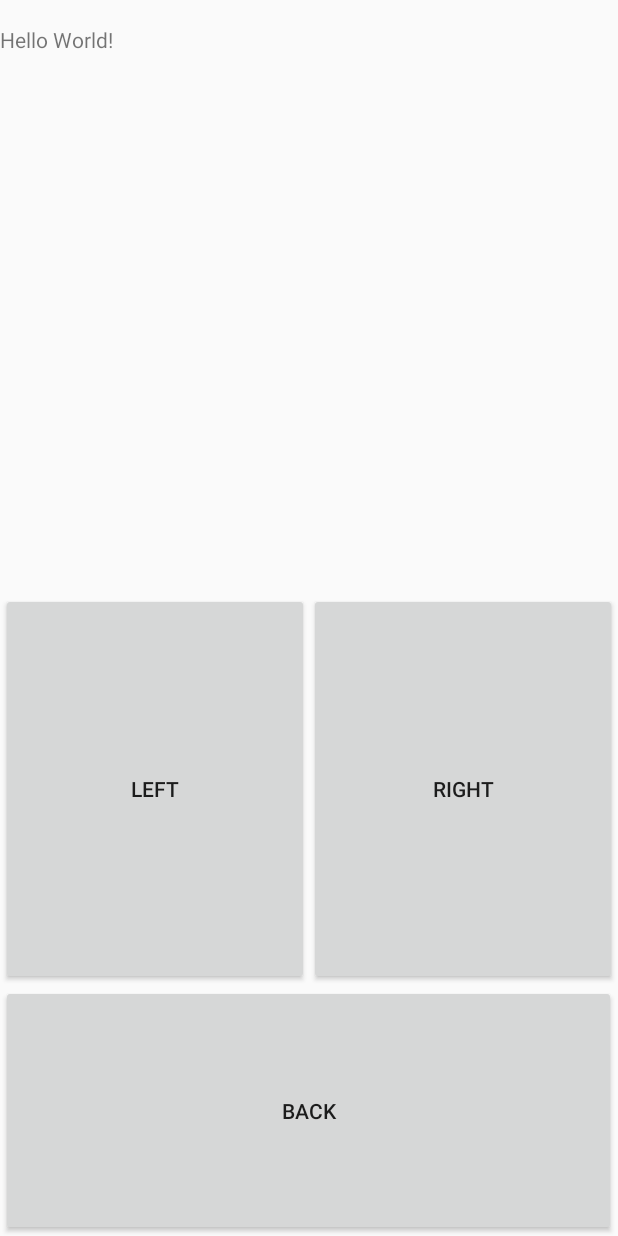
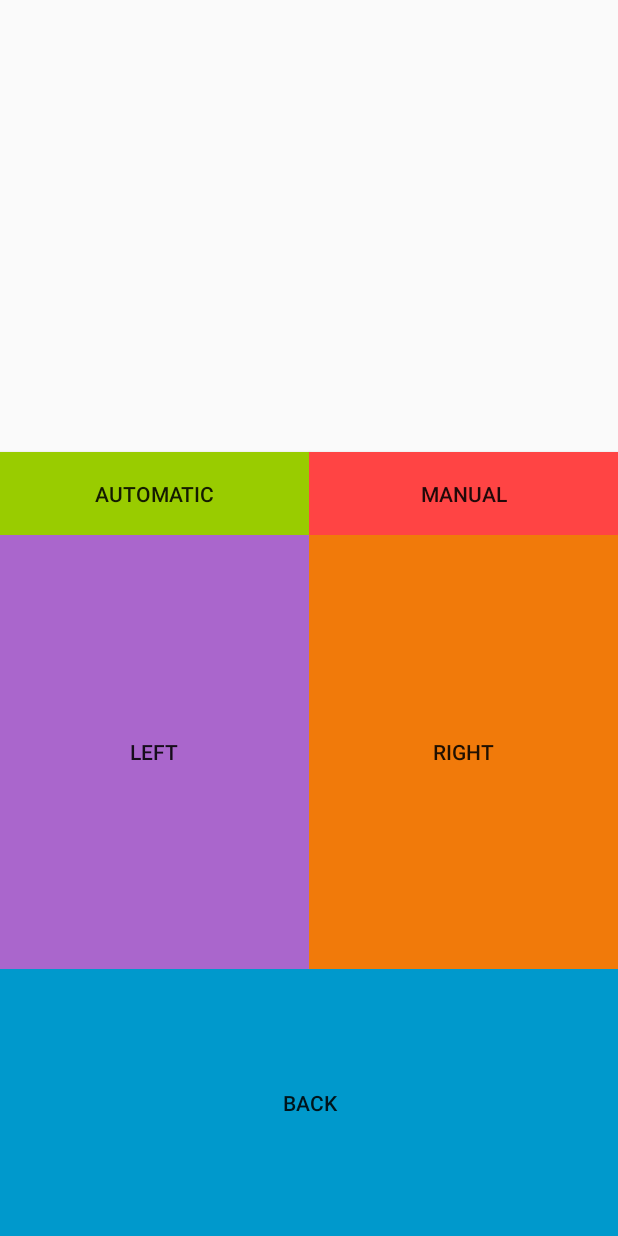
Before and after one commit to mertakozcan/atto-robot, an Android app: the screen it shows after launch (MainActivity), on a phone screen of 412 x 824 dp. Run offline under Robolectric (Android 15) with nearby library versions, the phone set to English and light mode, and no system bars.

Commit message:
Implement data transfer between app and board

```diff
--- a/Atto/app/src/main/AndroidManifest.xml
+++ b/Atto/app/src/main/AndroidManifest.xml
@@ -20,6 +20,7 @@
                 <category android:name="android.intent.category.LAUNCHER" />
             </intent-filter>
         </activity>
+
     </application>
 
 </manifest>
--- a/Atto/app/src/main/res/layout/activity_main.xml
+++ b/Atto/app/src/main/res/layout/activity_main.xml
@@ -8,20 +8,22 @@
 
     <TextView
         android:id="@+id/feedbackScreen"
-        android:layout_width="410dp"
-        android:layout_height="165dp"
-        android:text="Hello World!"
-        app:layout_constraintBottom_toTopOf="@+id/backButton"
+        android:layout_width="0dp"
+        android:layout_height="172dp"
+        android:textAppearance="@style/TextAppearance.AppCompat.Display1"
+        app:layout_constraintBottom_toTopOf="@+id/manualButton"
         app:layout_constraintHorizontal_bias="0.0"
         app:layout_constraintLeft_toLeftOf="parent"
         app:layout_constraintRight_toRightOf="parent"
         app:layout_constraintTop_toTopOf="parent"
-        app:layout_constraintVertical_bias="0.034" />
+        app:layout_constraintVertical_bias="0.0" />
 
     <Button
         android:id="@+id/leftButton"
-        android:layout_width="205dp"
-        android:layout_height="261dp"
+        android:layout_width="0dp"
+        android:layout_height="289dp"
+        android:background="@android:color/holo_purple"
+        android:onClick="turnLeft"
         android:text="LEFT"
         app:layout_constraintBottom_toTopOf="@+id/backButton"
         app:layout_constraintEnd_toStartOf="@+id/rightButton"
@@ -29,8 +31,10 @@
 
     <Button
         android:id="@+id/rightButton"
-        android:layout_width="205dp"
-        android:layout_height="261dp"
+        android:layout_width="0dp"
+        android:layout_height="289dp"
+        android:background="?android:attr/colorFocusedHighlight"
+        android:onClick="turnRight"
         android:text="RIGHT"
         app:layout_constraintBottom_toTopOf="@+id/backButton"
         app:layout_constraintEnd_toEndOf="parent"
@@ -38,12 +42,37 @@
 
     <Button
         android:id="@+id/backButton"
-        android:layout_width="410dp"
-        android:layout_height="167dp"
+        android:layout_width="0dp"
+        android:layout_height="178dp"
+        android:background="@android:color/holo_blue_dark"
+        android:onClick="turnBack"
         android:text="BACK"
         app:layout_constraintBottom_toBottomOf="parent"
         app:layout_constraintEnd_toEndOf="parent"
-        app:layout_constraintHorizontal_bias="0.49"
+        app:layout_constraintHorizontal_bias="0.0"
         app:layout_constraintStart_toStartOf="parent" />
 
+    <Button
+        android:id="@+id/autoButton"
+        android:layout_width="0dp"
+        android:layout_height="55dp"
+        android:background="@android:color/holo_green_light"
+        android:onClick="selectAutomatic"
+        android:text="AUTOMATIC"
+        app:layout_constraintBottom_toTopOf="@+id/leftButton"
+        app:layout_constraintEnd_toStartOf="@+id/manualButton"
+        app:layout_constraintStart_toStartOf="parent" />
+
+    <Button
+        android:id="@+id/manualButton"
+        android:layout_width="0dp"
+        android:layout_height="55dp"
+        android:background="@android:color/holo_red_light"
+        android:onClick="selectManual"
+        android:text="MANUAL"
+        app:layout_constraintBottom_toTopOf="@+id/rightButton"
+        app:layout_constraintEnd_toEndOf="parent"
+        app:layout_constraintHorizontal_bias="1.0"
+        app:layout_constraintStart_toEndOf="@+id/autoButton" />
+
 </android.support.constraint.ConstraintLayout>
```
Also changed, not shown: Atto/app/src/main/java/com/example/mert/atto/MainActivity.java (+82 -31 lines).
